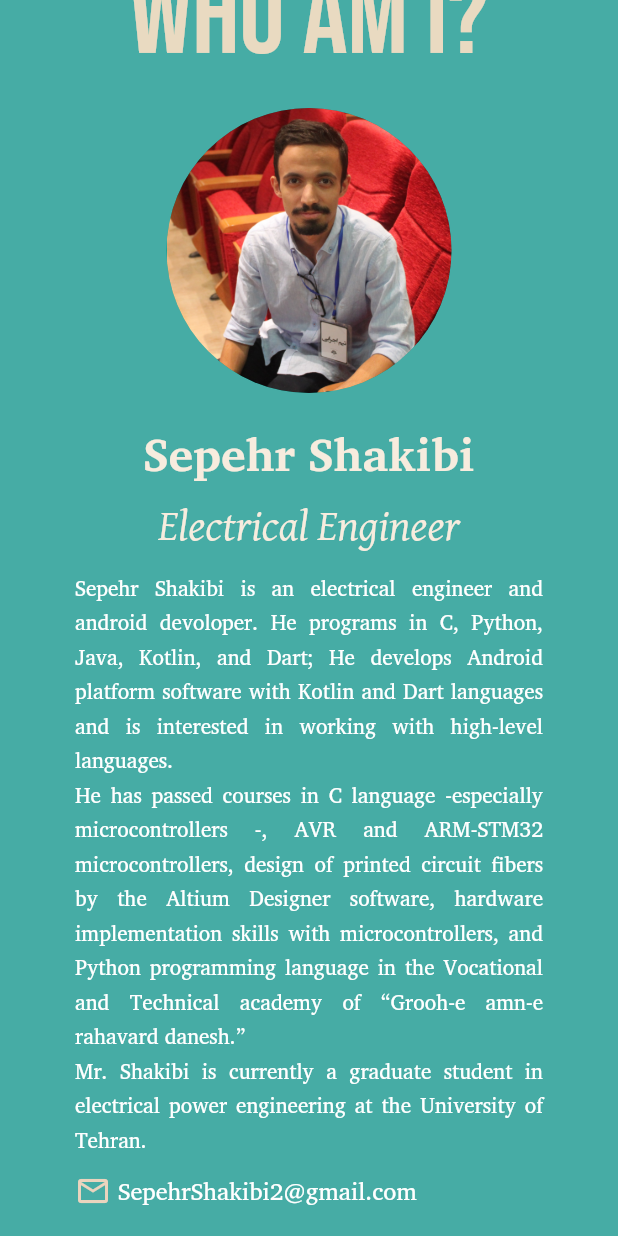
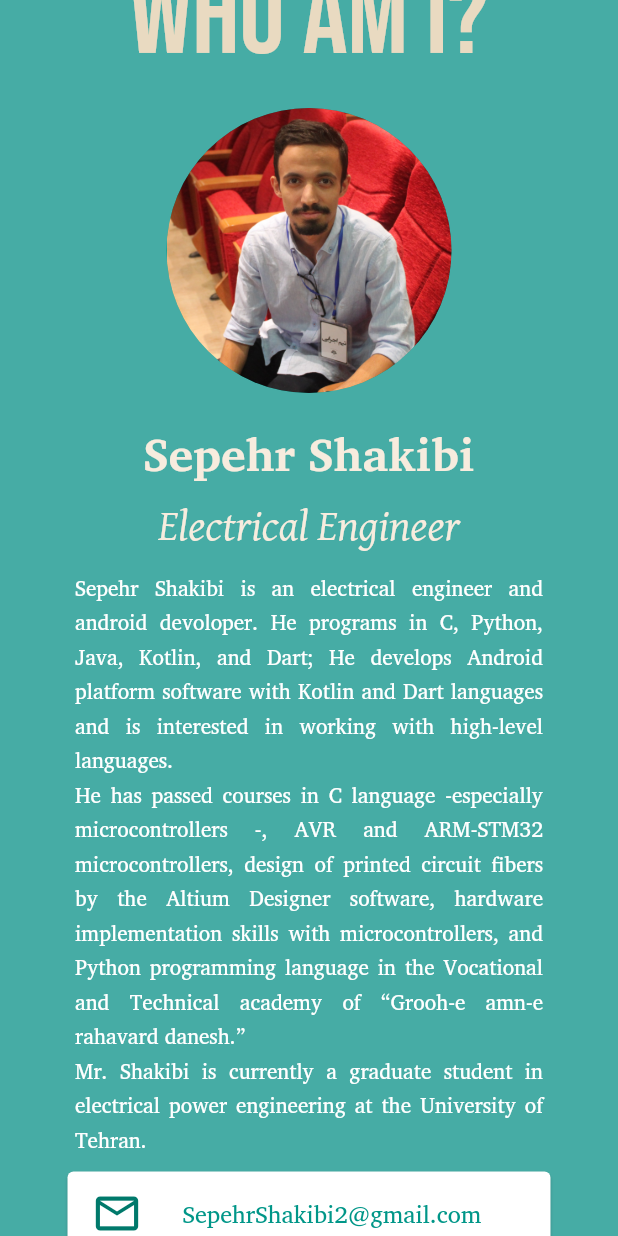
Before and after one commit to SepehrShakibi/about_me_app, a Flutter app: the screen it shows after launch, scrolled down 78 dp, on a phone screen of 412 x 824 dp. Run offline on Flutter 3.47's test engine with Material 2 defaults, Android fonts, the phone set to English and light mode, and no system bars.

Commit message:
use ListTile

```diff
--- a/lib/main.dart
+++ b/lib/main.dart
@@ -64,7 +64,6 @@ class MyApp extends StatelessWidget {
                   ),
                   Container(
                     margin: EdgeInsets.fromLTRB(50, 0, 50, 10),
-
                     child: Text(
                       """Sepehr Shakibi is an electrical engineer and android devoloper. He programs in C, Python, Java, Kotlin, and Dart; He develops Android platform software with Kotlin and Dart languages and is interested in working with high-level languages.
 He has passed courses in C language -especially microcontrollers -, AVR and ARM-STM32 microcontrollers, design of printed circuit fibers by the Altium Designer software, hardware implementation skills with microcontrollers, and Python programming language in the Vocational and Technical academy of “Grooh-e amn-e rahavard danesh.”
@@ -77,27 +76,28 @@ He has passed courses in C language -especially microcontrollers -, AVR and ARM-
                           color: Colors.white),
                     ),
                   ),
-                  Container(
-                      margin: EdgeInsets.fromLTRB(50, 0, 50, 17),
-                      child:Row(
-                        children: <Widget>[
-                          Icon(Icons.mail_outline  ,color: Color.fromRGBO(
-                              234, 212, 190, 1.0),),
-                          Text(" SepehrShakibi2@gmail.com",style: TextStyle(
-                              color: Colors.white,
-                              fontSize: 16,
-                              fontFamily: "CharisSIL"
-                          ),),
+                  Card(
+                    margin: EdgeInsets.fromLTRB(45, 0, 45, 17),
+                    child: ListTile(
 
-                        ],
-                      )
-
-                  )
+                      leading: Icon(
+                        Icons.mail_outline,
+                        color: Colors.teal.shade700,
+                        size: 34,
+                      ),
+                      title: Text(
+                        " SepehrShakibi2@gmail.com",
+                        style: TextStyle(
+                            color: Colors.teal,
+                            fontSize: 16,
+                            fontFamily: "CharisSIL"),
+                      ),
+                    ),
+                  ),
                 ],
               ),
             ),
           ),
-
         ),
       ),
     );
```
